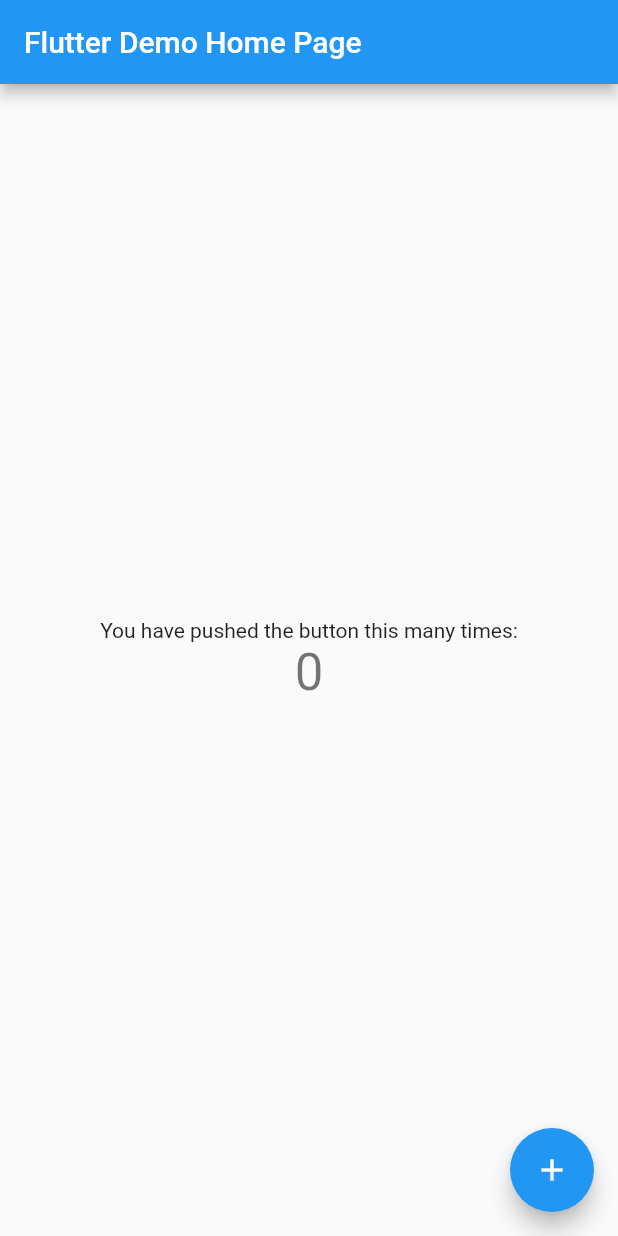
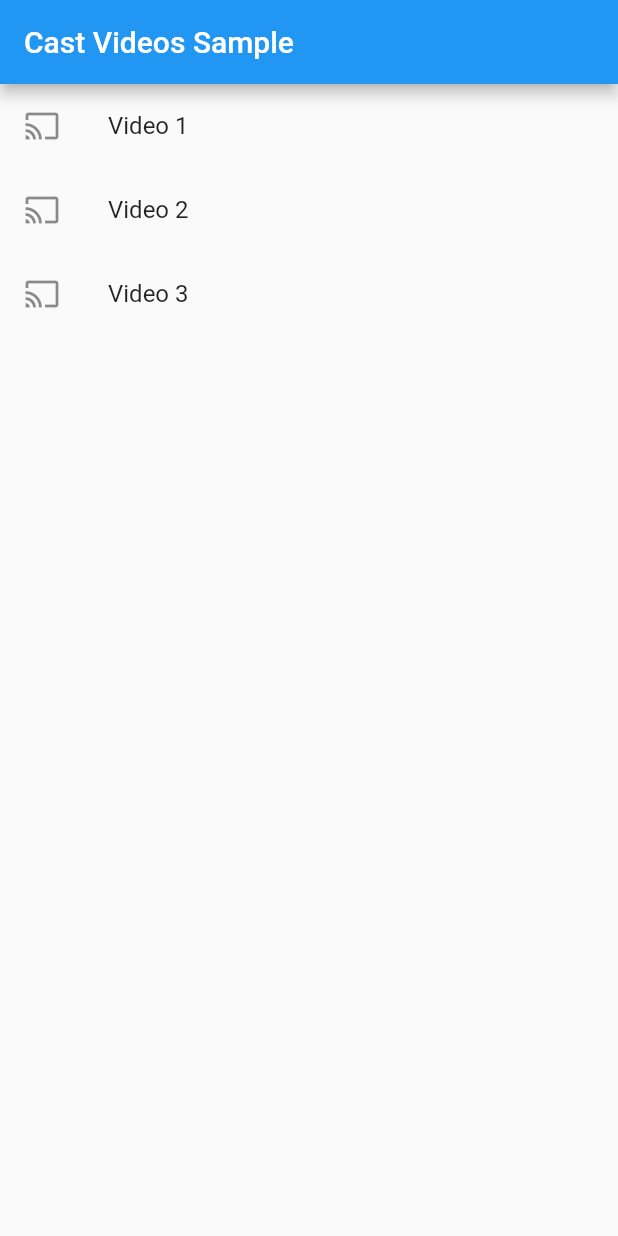
Before and after one commit to gianlucaparadise/CastVideos-flutter, a Flutter app: the screen it shows after launch, on a phone screen of 412 x 824 dp. Run offline on Flutter 3.47's test engine with Material 2 defaults, Android fonts, the phone set to English and light mode, and no system bars.

Commit message:
Basic home page added

```diff
--- a/lib/main.dart
+++ b/lib/main.dart
@@ -1,3 +1,4 @@
+import 'package:cast_videos_flutter/routes/video_browser_route.dart';
 import 'package:flutter/material.dart';
 
 void main() => runApp(MyApp());
@@ -7,105 +8,11 @@ class MyApp extends StatelessWidget {
   @override
   Widget build(BuildContext context) {
     return MaterialApp(
-      title: 'Flutter Demo',
+      title: 'Cast Videos Sample',
       theme: ThemeData(
-        // This is the theme of your application.
-        //
-        // Try running your application with "flutter run". You'll see the
-        // application has a blue toolbar. Then, without quitting the app, try
-        // changing the primarySwatch below to Colors.green and then invoke
-        // "hot reload" (press "r" in the console where you ran "flutter run",
-        // or simply save your changes to "hot reload" in a Flutter IDE).
-        // Notice that the counter didn't reset back to zero; the application
-        // is not restarted.
         primarySwatch: Colors.blue,
       ),
-      home: MyHomePage(title: 'Flutter Demo Home Page'),
+      home: VideoBrowserRoute(title: 'Cast Videos Sample'),
     );
   }
 }
-
-class MyHomePage extends StatefulWidget {
-  MyHomePage({Key key, this.title}) : super(key: key);
-
-  // This widget is the home page of your application. It is stateful, meaning
-  // that it has a State object (defined below) that contains fields that affect
-  // how it looks.
-
-  // This class is the configuration for the state. It holds the values (in this
-  // case the title) provided by the parent (in this case the App widget) and
-  // used by the build method of the State. Fields in a Widget subclass are
-  // always marked "final".
-
-  final String title;
-
-  @override
-  _MyHomePageState createState() => _MyHomePageState();
-}
-
-class _MyHomePageState extends State<MyHomePage> {
-  int _counter = 0;
-
-  void _incrementCounter() {
-    setState(() {
-      // This call to setState tells the Flutter framework that something has
-      // changed in this State, which causes it to rerun the build method below
-      // so that the display can reflect the updated values. If we changed
-      // _counter without calling setState(), then the build method would not be
-      // called again, and so nothing would appear to happen.
-      _counter++;
-    });
-  }
-
-  @override
-  Widget build(BuildContext context) {
-    // This method is rerun every time setState is called, for instance as done
-    // by the _incrementCounter method above.
-    //
-    // The Flutter framework has been optimized to make rerunning build methods
-    // fast, so that you can just rebuild anything that needs updating rather
-    // than having to individually change instances of widgets.
-    return Scaffold(
-      appBar: AppBar(
-        // Here we take the value from the MyHomePage object that was created by
-        // the App.build method, and use it to set our appbar title.
-        title: Text(widget.title),
-      ),
-      body: Center(
-        // Center is a layout widget. It takes a single child and positions it
-        // in the middle of the parent.
-        child: Column(
-          // Column is also a layout widget. It takes a list of children and
-          // arranges them vertically. By default, it sizes itself to fit its
-          // children horizontally, and tries to be as tall as its parent.
-          //
-          // Invoke "debug painting" (press "p" in the console, choose the
-          // "Toggle Debug Paint" action from the Flutter Inspector in Android
-          // Studio, or the "Toggle Debug Paint" command in Visual Studio Code)
-          // to see the wireframe for each widget.
-          //
-          // Column has various properties to control how it sizes itself and
-          // how it positions its children. Here we use mainAxisAlignment to
-          // center the children vertically; the main axis here is the vertical
-          // axis because Columns are vertical (the cross axis would be
-          // horizontal).
-          mainAxisAlignment: MainAxisAlignment.center,
-          children: <Widget>[
-            Text(
-              'You have pushed the button this many times:',
-            ),
-            Text(
-              '$_counter',
-              style: Theme.of(context).textTheme.display1,
-            ),
-          ],
-        ),
-      ),
-      floatingActionButton: FloatingActionButton(
-        onPressed: _incrementCounter,
-        tooltip: 'Increment',
-        child: Icon(Icons.add),
-      ), // This trailing comma makes auto-formatting nicer for build methods.
-    );
-  }
-}
--- /dev/null
+++ b/lib/routes/video_browser_route.dart
@@ -0,0 +1,33 @@
+import 'package:flutter/material.dart';
+import 'package:flutter/widgets.dart';
+
+class VideoBrowserRoute extends StatelessWidget {
+  VideoBrowserRoute({Key key, this.title}) : super(key: key);
+
+  final String title;
+
+  @override
+  Widget build(BuildContext context) {
+    return Scaffold(
+      appBar: AppBar(
+        title: Text(this.title),
+      ),
+      body: ListView(
+        children: <Widget>[
+          ListTile(
+            leading: Icon(Icons.cast),
+            title: Text('Video 1'),
+          ),
+          ListTile(
+            leading: Icon(Icons.cast),
+            title: Text('Video 2'),
+          ),
+          ListTile(
+            leading: Icon(Icons.cast),
+            title: Text('Video 3'),
+          ),
+        ],
+      ),
+    );
+  }
+}
```
